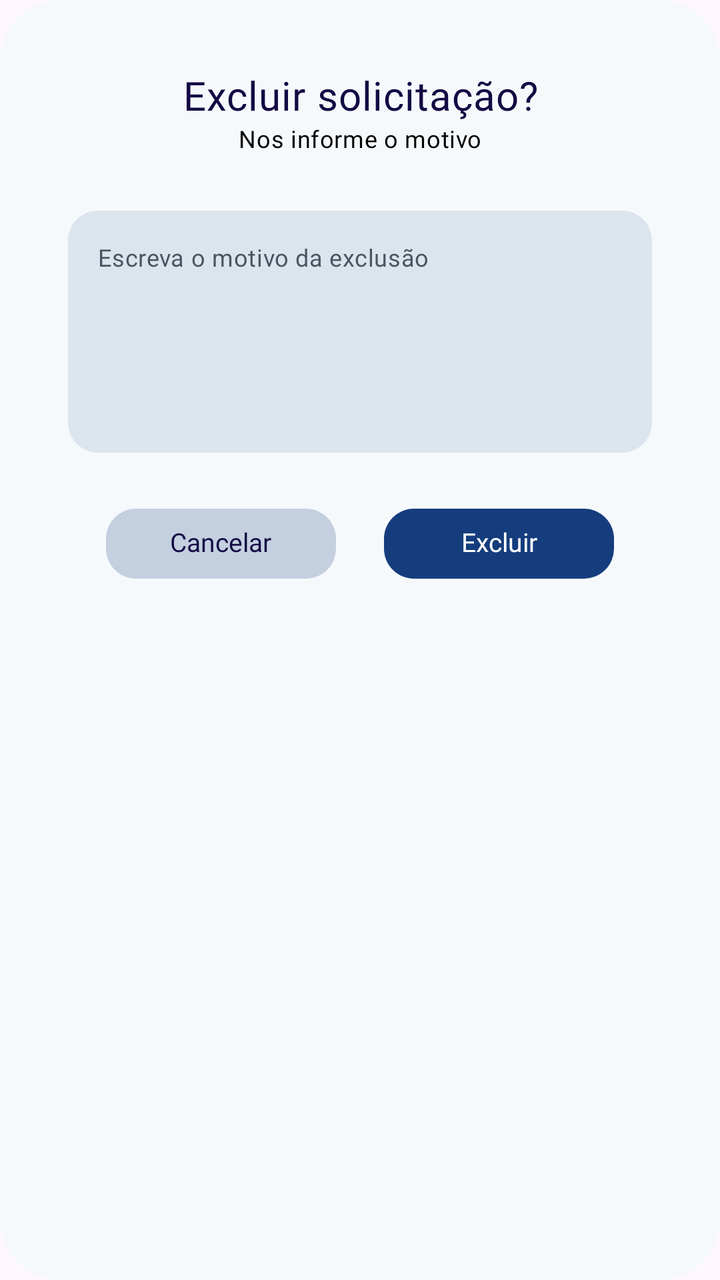
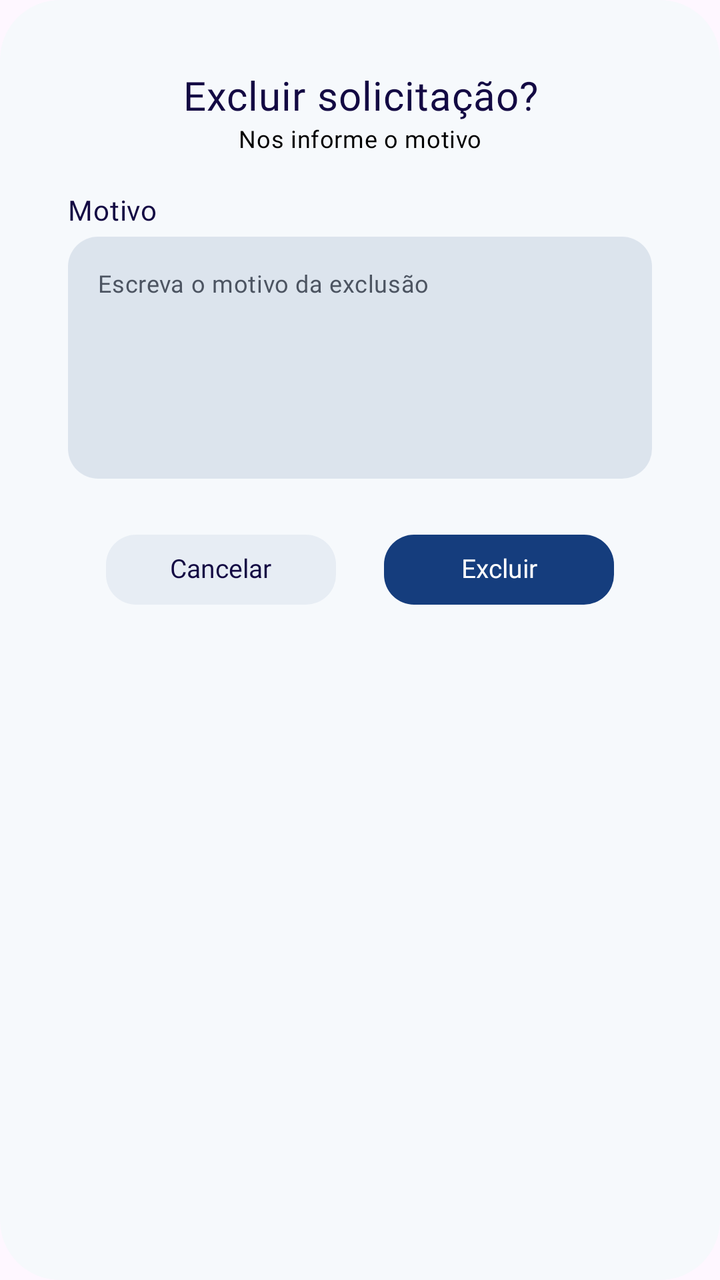

The first picture is an Android layout as it rendered before a commit; the second is the same layout after the commit. The layout source and the unified diff follow.
<!-- AndroidManifest.xml: application theme Theme.FIXA -->
<!-- res/layout/dialog_app_delete_reason.xml -->
<?xml version="1.0" encoding="utf-8"?>
<androidx.constraintlayout.widget.ConstraintLayout xmlns:android="http://schemas.android.com/apk/res/android"
    xmlns:app="http://schemas.android.com/apk/res-auto"
    android:layout_width="match_parent"
    android:layout_height="wrap_content"
    android:background="@drawable/bg_app_dialog"
    android:paddingStart="@dimen/app_dialog_side_padding"
    android:paddingTop="@dimen/app_dialog_side_padding"
    android:paddingEnd="@dimen/app_dialog_side_padding"
    android:paddingBottom="@dimen/app_dialog_actions_margin_bottom">

    <TextView
        android:id="@+id/tvDeleteTitle"
        android:layout_width="0dp"
        android:layout_height="wrap_content"
        android:gravity="center"
        android:text="@string/app_dialog_delete_reason_title"
        android:textAppearance="@style/TextAppearance.FIXA.App.Dialog.EditLabel"
        android:textSize="@dimen/app_dialog_delete_title_text_size"
        app:layout_constraintEnd_toEndOf="parent"
        app:layout_constraintStart_toStartOf="parent"
        app:layout_constraintTop_toTopOf="parent" />

    <TextView
        android:id="@+id/tvDeleteSubtitle"
        android:layout_width="0dp"
        android:layout_height="wrap_content"
        android:gravity="center"
        android:text="@string/app_dialog_delete_reason_subtitle"
        android:textAppearance="@style/TextAppearance.FIXA.App.Dialog.Body"
        app:layout_constraintEnd_toEndOf="parent"
        app:layout_constraintStart_toStartOf="parent"
        app:layout_constraintTop_toBottomOf="@id/tvDeleteTitle" />

    <EditText
        android:id="@+id/etDeleteReason"
        android:layout_width="0dp"
        android:layout_height="@dimen/app_dialog_delete_reason_height"
        android:layout_marginTop="@dimen/app_dialog_delete_reason_margin_top"
        android:background="@drawable/bg_app_field"
        android:gravity="top|start"
        android:hint="@string/app_dialog_delete_reason_hint"
        android:importantForAutofill="no"
        android:inputType="textMultiLine|textCapSentences"
        android:padding="@dimen/app_dialog_edit_field_padding_start"
        android:textAppearance="@style/TextAppearance.FIXA.App.Filter.Field"
        android:textColorHint="@color/app_text_secondary"
        app:layout_constraintEnd_toEndOf="parent"
        app:layout_constraintStart_toStartOf="parent"
        app:layout_constraintTop_toBottomOf="@id/tvDeleteSubtitle" />

    <com.google.android.material.button.MaterialButton
        android:id="@+id/btnDeleteCancel"
        style="@style/Widget.FIXA.App.Button.Dialog.Secondary"
        android:layout_width="@dimen/app_dialog_button_width"
        android:layout_height="@dimen/app_dialog_button_height"
        android:layout_marginTop="@dimen/app_dialog_actions_margin_top"
        android:layout_marginEnd="@dimen/app_dialog_button_spacing"
        android:text="@string/app_cancel"
        app:layout_constraintEnd_toStartOf="@id/btnDeleteConfirm"
        app:layout_constraintHorizontal_chainStyle="packed"
        app:layout_constraintStart_toStartOf="parent"
        app:layout_constraintTop_toBottomOf="@id/etDeleteReason" />

    <com.google.android.material.button.MaterialButton
        android:id="@+id/btnDeleteConfirm"
        style="@style/Widget.FIXA.App.Button.Dialog"
        android:layout_width="@dimen/app_dialog_button_width"
        android:layout_height="@dimen/app_dialog_button_height"
        android:text="@string/app_delete"
        app:layout_constraintBottom_toBottomOf="@id/btnDeleteCancel"
        app:layout_constraintEnd_toEndOf="parent"
        app:layout_constraintStart_toEndOf="@id/btnDeleteCancel"
        app:layout_constraintTop_toTopOf="@id/btnDeleteCancel" />

</androidx.constraintlayout.widget.ConstraintLayout>
<!-- resources referenced by this layout -->
<resources>
  <color name="app_text_secondary">#FF4C5461</color>
  <dimen name="app_dialog_actions_margin_bottom">32dp</dimen>
  <dimen name="app_dialog_actions_margin_top">28dp</dimen>
  <dimen name="app_dialog_button_height">35dp</dimen>
  <dimen name="app_dialog_button_spacing">24dp</dimen>
  <dimen name="app_dialog_button_width">115dp</dimen>
  <dimen name="app_dialog_delete_reason_height">121dp</dimen>
  <dimen name="app_dialog_delete_reason_margin_top">28dp</dimen>
  <dimen name="app_dialog_delete_title_text_size">20sp</dimen>
  <dimen name="app_dialog_edit_field_padding_start">15dp</dimen>
  <dimen name="app_dialog_side_padding">34dp</dimen>
  <!-- drawable bg_app_dialog (drawable) -->
  <?xml version="1.0" encoding="utf-8"?>
  <shape xmlns:android="http://schemas.android.com/apk/res/android"
      android:shape="rectangle">
      <solid android:color="@color/app_dialog_background" />
      <corners android:radius="@dimen/app_dialog_radius" /></shape>
  <string name="app_cancel">Cancelar</string>
  <string name="app_delete">Excluir</string>
  <string name="app_dialog_delete_reason_hint">Escreva o motivo da exclusão</string>
  <string name="app_dialog_delete_reason_subtitle">Nos informe o motivo</string>
  <string name="app_dialog_delete_reason_title">Excluir solicitação?</string>
  <style name="TextAppearance.FIXA.App.Dialog.Body" parent="TextAppearance.FIXA.App.Light">
          <item name="android:textColor">@color/app_text_black</item>
          <item name="android:textSize">@dimen/app_dialog_body_text_size</item>
      </style>
  <style name="TextAppearance.FIXA.App.Dialog.EditLabel" parent="TextAppearance.FIXA.App.Medium">
          <item name="android:textColor">@color/app_primary_dark</item>
          <item name="android:textSize">@dimen/app_dialog_edit_label_text_size</item>
      </style>
  <style name="Widget.FIXA.App.Button.Dialog.Secondary">
          <item name="android:textColor">@color/app_primary_dark</item>
          <item name="backgroundTint">@color/app_button_secondary</item>
      </style>
  <style name="Theme.FIXA" parent="Base.Theme.FIXA" />
  <color name="app_dialog_background">#FFF6F9FC</color>
  <dimen name="app_dialog_radius">30dp</dimen>
  <color name="app_field_background_strong">#80C4CFE0</color>
  <dimen name="app_step_field_radius">15dp</dimen>
  <style name="TextAppearance.FIXA.App.Light">
          <item name="android:fontFamily">@font/poppins_light</item>
          <item name="fontFamily">@font/poppins_light</item>
          <item name="android:textFontWeight">300</item>
      </style>
  <color name="app_text_black">#FF000000</color>
  <dimen name="app_dialog_body_text_size">12sp</dimen>
  <style name="TextAppearance.FIXA.App.Medium">
          <item name="android:fontFamily">@font/poppins_medium</item>
          <item name="fontFamily">@font/poppins_medium</item>
          <item name="android:textFontWeight">500</item>
      </style>
  <color name="app_primary_dark">#FF130943</color>
  <dimen name="app_dialog_edit_label_text_size">14sp</dimen>
  <style name="TextAppearance.FIXA.App.Regular">
          <item name="android:fontFamily">@font/poppins_regular</item>
          <item name="fontFamily">@font/poppins_regular</item>
          <item name="android:textFontWeight">400</item>
      </style>
  <color name="app_text_muted">#FF8A93A2</color>
  <dimen name="app_filter_field_text_size">12sp</dimen>
  <dimen name="app_dialog_button_text_size">13sp</dimen>
  <dimen name="app_dialog_button_radius">15dp</dimen>
  <color name="app_button_secondary">#FFC4CFE0</color>
  <style name="Base.Theme.FIXA" parent="Theme.Material3.DayNight.NoActionBar">
          
          
      </style>
  <color name="app_on_primary">#FFFFFFFF</color>
  <color name="app_primary">#FF153D7D</color>
  <dimen name="app_button_radius">25dp</dimen>
  <color name="app_on_primary_soft">#FFF4F2FF</color>
  <!-- unchanged entries left out for length: 4 -->
</resources>

<!-- the commit's change to res/layout/dialog_app_delete_reason.xml (unified diff, before → after) -->
@@ -32,11 +32,22 @@
         app:layout_constraintStart_toStartOf="parent"
         app:layout_constraintTop_toBottomOf="@id/tvDeleteTitle" />
 
+    <TextView
+        android:id="@+id/tvDeleteReasonLabel"
+        android:layout_width="wrap_content"
+        android:layout_height="wrap_content"
+        android:layout_marginTop="@dimen/app_dialog_delete_reason_margin_top"
+        android:text="@string/app_dialog_delete_reason_label"
+        android:textAppearance="@style/TextAppearance.FIXA.App.Dialog.EditLabel"
+        android:textFontWeight="400"
+        app:layout_constraintStart_toStartOf="parent"
+        app:layout_constraintTop_toBottomOf="@id/tvDeleteSubtitle" />
+
     <EditText
         android:id="@+id/etDeleteReason"
         android:layout_width="0dp"
         android:layout_height="@dimen/app_dialog_delete_reason_height"
-        android:layout_marginTop="@dimen/app_dialog_delete_reason_margin_top"
+        android:layout_marginTop="4dp"
         android:background="@drawable/bg_app_field"
         android:gravity="top|start"
         android:hint="@string/app_dialog_delete_reason_hint"
@@ -47,7 +58,7 @@
         android:textColorHint="@color/app_text_secondary"
         app:layout_constraintEnd_toEndOf="parent"
         app:layout_constraintStart_toStartOf="parent"
-        app:layout_constraintTop_toBottomOf="@id/tvDeleteSubtitle" />
+        app:layout_constraintTop_toBottomOf="@id/tvDeleteReasonLabel" />
 
     <com.google.android.material.button.MaterialButton
         android:id="@+id/btnDeleteCancel"
<!-- resource entries referenced after the edit -->
@@ -7,7 +7,7 @@
   <dimen name="app_dialog_button_spacing">24dp</dimen>
   <dimen name="app_dialog_button_width">115dp</dimen>
   <dimen name="app_dialog_delete_reason_height">121dp</dimen>
-  <dimen name="app_dialog_delete_reason_margin_top">28dp</dimen>
+  <dimen name="app_dialog_delete_reason_margin_top">18dp</dimen>
   <dimen name="app_dialog_delete_title_text_size">20sp</dimen>
   <dimen name="app_dialog_edit_field_padding_start">15dp</dimen>
   <dimen name="app_dialog_side_padding">34dp</dimen>
@@ -20,6 +20,7 @@
   <string name="app_cancel">Cancelar</string>
   <string name="app_delete">Excluir</string>
   <string name="app_dialog_delete_reason_hint">Escreva o motivo da exclusão</string>
+  <string name="app_dialog_delete_reason_label">Motivo</string>
   <string name="app_dialog_delete_reason_subtitle">Nos informe o motivo</string>
   <string name="app_dialog_delete_reason_title">Excluir solicitação?</string>
   <style name="TextAppearance.FIXA.App.Dialog.Body" parent="TextAppearance.FIXA.App.Light">
@@ -62,7 +63,7 @@
   <dimen name="app_filter_field_text_size">12sp</dimen>
   <dimen name="app_dialog_button_text_size">13sp</dimen>
   <dimen name="app_dialog_button_radius">15dp</dimen>
-  <color name="app_button_secondary">#FFC4CFE0</color>
+  <color name="app_button_secondary">#4DC4CFE0</color>
   <style name="Base.Theme.FIXA" parent="Theme.Material3.DayNight.NoActionBar">
           
           
